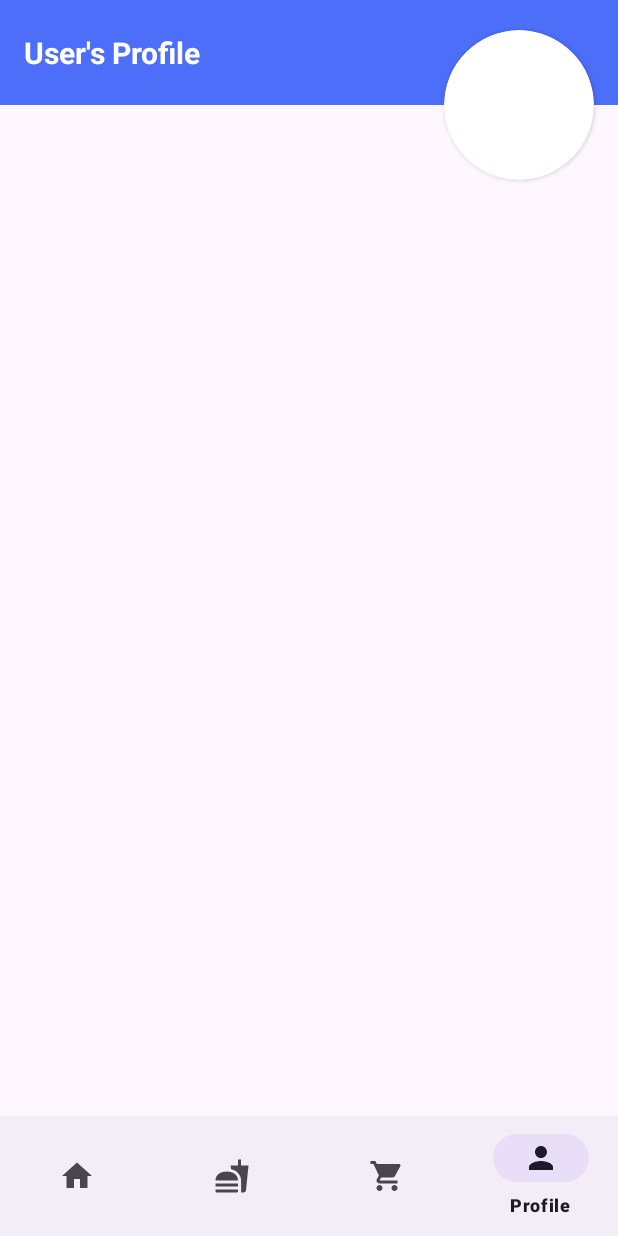
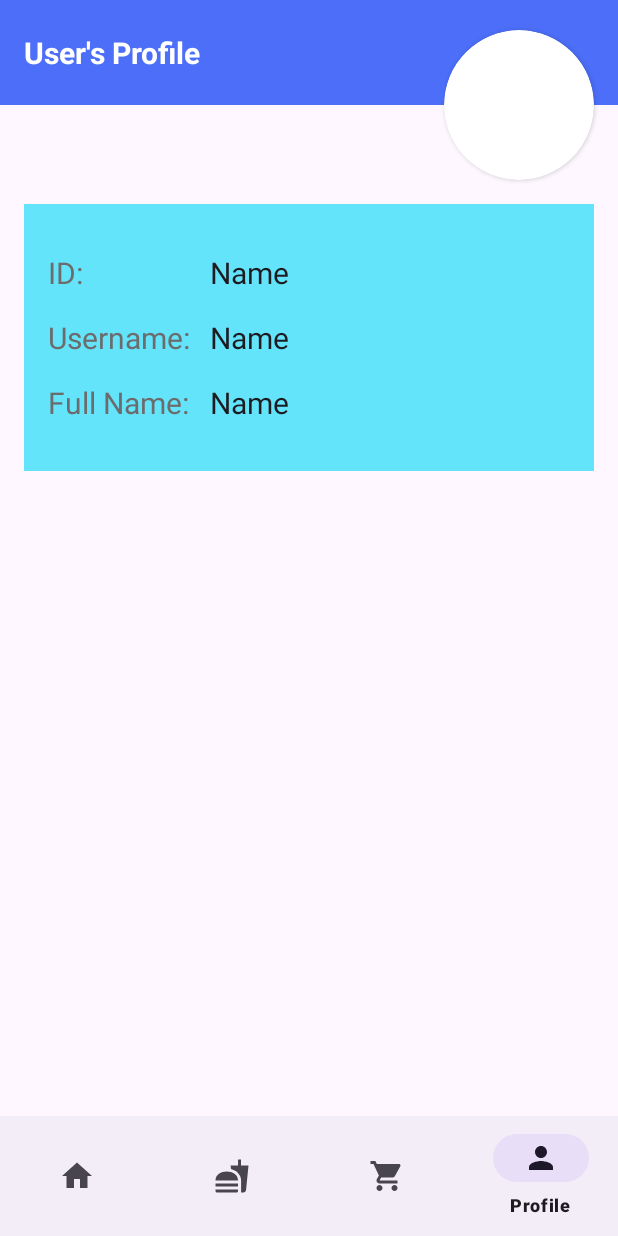
Before and after one commit to BlueTeeth68/YumYumNow, an Android app: the MainActivity screen opened directly, with no data from a screen before it, item 4 of the bottom bar chosen, on a phone screen of 412 x 824 dp. Run offline under Robolectric (Android 15) with nearby library versions, the phone set to English and light mode, and no system bars.

Commit message:
Add profile fragment function

```diff
--- a/YumYumNow/app/src/main/java/com/example/yumyumnow/LoginActivity.java
+++ b/YumYumNow/app/src/main/java/com/example/yumyumnow/LoginActivity.java
@@ -61,7 +61,10 @@ public class LoginActivity extends AppCompatActivity {
 
             Intent intent = new Intent(LoginActivity.this, MainActivity.class);
 
-            intent.putExtra("username", username);
+            intent.putExtra("id", result.getId());
+            intent.putExtra("username", result.getUsername());
+            intent.putExtra("fullname", result.getFullName());
+            intent.putExtra("avatar", result.getAvatar());
 
             startActivity(intent);
         }
--- a/YumYumNow/app/src/main/java/com/example/yumyumnow/MainActivity.java
+++ b/YumYumNow/app/src/main/java/com/example/yumyumnow/MainActivity.java
@@ -8,19 +8,22 @@ import androidx.fragment.app.FragmentManager;
 import androidx.fragment.app.FragmentTransaction;
 
 import com.example.yumyumnow.databinding.ActivityMainBinding;
+import com.example.yumyumnow.dto.UserDTO;
 
 public class MainActivity extends AppCompatActivity {
 
     ActivityMainBinding binding;
-    String username;
+    public static UserDTO user;
 
     @Override
     protected void onCreate(Bundle savedInstanceState) {
         super.onCreate(savedInstanceState);
         binding = ActivityMainBinding.inflate(getLayoutInflater());
         setContentView(binding.getRoot());
+
+        getUserDataFromIntent();
+
         replaceFragment(new HomeFragment());
-
         binding.bottomNavigationView.setOnItemSelectedListener(item -> {
             if (item.getItemId() == R.id.home) {
                 replaceFragment(new HomeFragment());
@@ -33,7 +36,6 @@ public class MainActivity extends AppCompatActivity {
             }
             return true;
         });
-
     }
 
     private void replaceFragment(Fragment fragment) {
@@ -43,9 +45,20 @@ public class MainActivity extends AppCompatActivity {
         fragmentTransaction.commit();
     }
 
-    private void getUsernameFromIntent() {
-        if (getIntent().hasExtra("username")) {
-            username = getIntent().getStringExtra("username");
+    private void getUserDataFromIntent() {
+        UserDTO user = null;
+        if (getIntent().hasExtra("id")
+                && getIntent().hasExtra("username")
+                && getIntent().hasExtra("fullname")
+                && getIntent().hasExtra("avatar")) {
+            user = new UserDTO();
+            user.setId(getIntent().getIntExtra("id", 0));
+            user.setUsername(getIntent().getStringExtra("username"));
+            user.setFullName(getIntent().getStringExtra("fullname"));
+            user.setAvatar(getIntent().getIntExtra("avatar", 0));
         }
+
+        this.user = user;
+
     }
 }
--- a/YumYumNow/app/src/main/java/com/example/yumyumnow/ProfileFragment.java
+++ b/YumYumNow/app/src/main/java/com/example/yumyumnow/ProfileFragment.java
@@ -7,7 +7,11 @@ import androidx.fragment.app.Fragment;
 import android.view.LayoutInflater;
 import android.view.View;
 import android.view.ViewGroup;
+import android.widget.EditText;
 import android.widget.ImageView;
+import android.widget.Toast;
+
+import com.example.yumyumnow.dto.UserDTO;
 
 /**
  * A simple {@link Fragment} subclass.
@@ -47,8 +51,6 @@ public class ProfileFragment extends Fragment {
         return fragment;
     }
 
-    ImageView avatarImg;
-
     @Override
     public void onCreate(Bundle savedInstanceState) {
         super.onCreate(savedInstanceState);
@@ -56,9 +58,10 @@ public class ProfileFragment extends Fragment {
             mParam1 = getArguments().getString(ARG_PARAM1);
             mParam2 = getArguments().getString(ARG_PARAM2);
         }
+    }
 
-
-    }
+    ImageView avatarImg;
+    EditText idTxt, usernameTxt, fullnameTxt;
 
     @Override
     public View onCreateView(LayoutInflater inflater, ViewGroup container,
@@ -67,9 +70,29 @@ public class ProfileFragment extends Fragment {
         View view = inflater.inflate(R.layout.fragment_profile, container, false);
 
         // Bind elements
-        avatarImg = getView().findViewById(R.id.avatarImg);
+
 
         // return view
         return view;
     }
+
+    private void bindUserData() {
+
+        avatarImg = getView().findViewById(R.id.avatarImg);
+        idTxt = getView().findViewById(R.id.idTxt);
+        usernameTxt = getView().findViewById(R.id.usernameTxt);
+        fullnameTxt = getView().findViewById(R.id.fullnameTxt);
+
+        idTxt.setFocusable(false);
+        usernameTxt.setFocusable(false);
+
+        if (MainActivity.user == null) {
+            Toast.makeText(getActivity(), "No User Data!", Toast.LENGTH_SHORT).show();
+        } else {
+            avatarImg.setImageResource(MainActivity.user.getAvatar());
+            idTxt.setText(MainActivity.user.getId());
+            usernameTxt.setText(MainActivity.user.getUsername());
+            fullnameTxt.setText(MainActivity.user.getFullName());
+        }
+    }
 }
--- a/YumYumNow/app/src/main/res/layout/fragment_profile.xml
+++ b/YumYumNow/app/src/main/res/layout/fragment_profile.xml
@@ -7,6 +7,7 @@
     tools:context=".ProfileFragment">
 
     <!-- TODO: Update blank fragment layout -->
+
     <androidx.constraintlayout.widget.ConstraintLayout
         android:layout_width="match_parent"
         android:layout_height="match_parent">
@@ -36,13 +37,14 @@
         </androidx.constraintlayout.widget.ConstraintLayout>
 
         <androidx.cardview.widget.CardView
+            android:id="@+id/cardView"
             android:layout_width="100dp"
             android:layout_height="100dp"
             android:layout_marginTop="-50dp"
             android:layout_marginEnd="16dp"
             app:cardCornerRadius="50dp"
             app:layout_constraintEnd_toEndOf="parent"
-            app:layout_constraintTop_toBottomOf="@+id/constraintLayout" >
+            app:layout_constraintTop_toBottomOf="@+id/constraintLayout">
 
             <ImageView
                 android:id="@+id/avatarImg"
@@ -50,6 +52,103 @@
                 android:layout_height="wrap_content"
                 tools:src="@tools:sample/avatars" />
         </androidx.cardview.widget.CardView>
+
+        <androidx.constraintlayout.widget.ConstraintLayout
+            android:layout_width="match_parent"
+            android:layout_height="wrap_content"
+            android:layout_marginStart="16dp"
+            android:layout_marginTop="16dp"
+            android:layout_marginEnd="16dp"
+            android:background="#63E4FB"
+            app:layout_constraintEnd_toEndOf="parent"
+            app:layout_constraintHorizontal_bias="0.0"
+            app:layout_constraintStart_toStartOf="parent"
+            app:layout_constraintTop_toBottomOf="@+id/cardView">
+
+            <TextView
+                android:id="@+id/textView4"
+                android:layout_width="100dp"
+                android:layout_height="wrap_content"
+                android:layout_marginStart="16dp"
+                android:layout_marginTop="32dp"
+                android:text="ID:"
+                android:textColor="#6C6C6C"
+                android:textSize="20dp"
+                app:layout_constraintStart_toStartOf="parent"
+                app:layout_constraintTop_toTopOf="parent" />
+
+            <EditText
+                android:id="@+id/idTxt"
+                android:layout_width="wrap_content"
+                android:layout_height="wrap_content"
+                android:layout_marginStart="8dp"
+                android:layout_marginTop="32dp"
+                android:background="@null"
+                android:ems="10"
+                android:inputType="text"
+                android:text="Name"
+                android:textSize="20dp"
+                app:layout_constraintStart_toEndOf="@+id/textView4"
+                app:layout_constraintTop_toTopOf="parent" />
+
+            <TextView
+                android:id="@+id/textView5"
+                android:layout_width="100dp"
+                android:layout_height="wrap_content"
+                android:layout_marginStart="16dp"
+                android:layout_marginTop="16dp"
+                android:text="Username:"
+                android:textSize="20dp"
+                android:textColor="#6C6C6C"
+                app:layout_constraintStart_toStartOf="parent"
+                app:layout_constraintTop_toBottomOf="@+id/textView4" />
+
+            <TextView
+                android:id="@+id/textView6"
+                android:layout_width="100dp"
+                android:layout_height="wrap_content"
+                android:layout_marginStart="16dp"
+                android:layout_marginTop="16dp"
+                android:layout_marginBottom="32dp"
+                android:text="Full Name:"
+                android:textSize="20dp"
+                android:textColor="#6C6C6C"
+                app:layout_constraintBottom_toBottomOf="parent"
+                app:layout_constraintStart_toStartOf="parent"
+                app:layout_constraintTop_toBottomOf="@+id/textView5" />
+
+            <EditText
+                android:id="@+id/usernameTxt"
+                android:layout_width="wrap_content"
+                android:layout_height="wrap_content"
+                android:layout_marginStart="8dp"
+                android:layout_marginTop="16dp"
+                android:background="@null"
+                android:ems="10"
+                android:inputType="text"
+                android:text="Name"
+                android:textSize="20dp"
+                app:layout_constraintStart_toEndOf="@+id/textView5"
+                app:layout_constraintTop_toBottomOf="@+id/idTxt" />
+
+            <EditText
+                android:id="@+id/fullnameTxt"
+                android:layout_width="wrap_content"
+                android:layout_height="wrap_content"
+                android:layout_marginStart="8dp"
+                android:layout_marginTop="16dp"
+                android:layout_marginBottom="32dp"
+                android:background="@null"
+                android:ems="10"
+                android:inputType="text"
+                android:text="Name"
+                android:textSize="20dp"
+                app:layout_constraintBottom_toBottomOf="parent"
+                app:layout_constraintStart_toEndOf="@+id/textView6"
+                app:layout_constraintTop_toBottomOf="@+id/usernameTxt" />
+
+        </androidx.constraintlayout.widget.ConstraintLayout>
+
     </androidx.constraintlayout.widget.ConstraintLayout>
 
 </FrameLayout>
```
